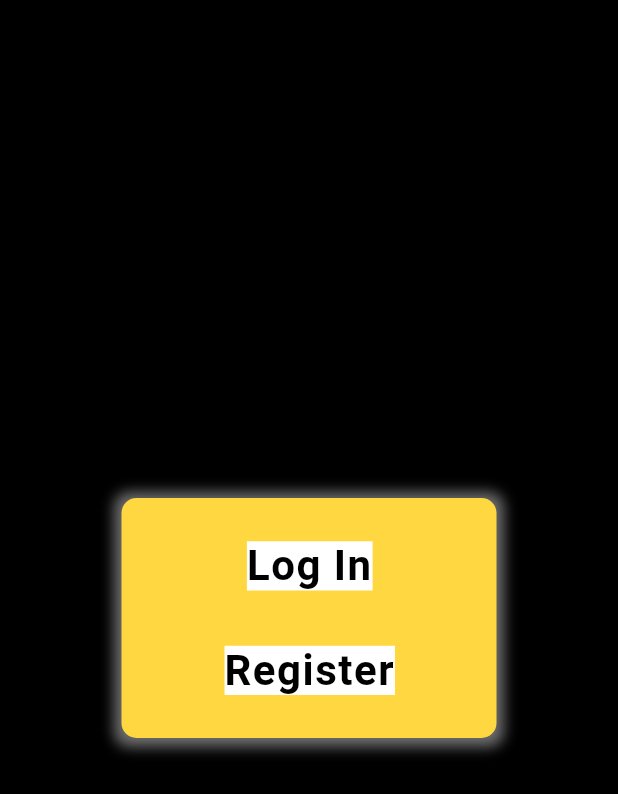
After one commit to realalyeasin/user_profile, a Flutter app: the screen it shows after launch, after a tap on "Log Out", on a phone screen of 412 x 824 dp. The commit adds this screen. Shown: the top 794 px of the screen. Run offline on Flutter 3.47's test engine with Material 2 defaults, Android fonts, the phone set to English and light mode, and no system bars.

Commit message:
user_profile

```diff
--- /dev/null
+++ b/lib/logout_login_page.dart
@@ -0,0 +1,67 @@
+import 'package:flutter/material.dart';
+
+class LogoutLogin extends StatefulWidget {
+  const LogoutLogin({Key? key}) : super(key: key);
+
+  @override
+  _LogoutLoginState createState() => _LogoutLoginState();
+}
+
+class _LogoutLoginState extends State<LogoutLogin> {
+  @override
+  Widget build(BuildContext context) {
+    return Scaffold(
+        backgroundColor: Colors.black,
+        body: Center(
+          child: Column(
+            mainAxisSize: MainAxisSize.min,
+            children: [
+              Container(
+                height: 160,
+                width: 250,
+                decoration: BoxDecoration(
+                    color: Colors.amberAccent,
+                    borderRadius: BorderRadius.circular(10),
+                    boxShadow: [
+                      BoxShadow(
+                        color: Colors.grey.withOpacity(.7),
+                        spreadRadius: 5,
+                        blurRadius: 7,
+                        offset: Offset(0, 1),
+                      )
+                    ]),
+                child: Column(
+                  mainAxisAlignment: MainAxisAlignment.spaceEvenly,
+                  children: [
+                    TextButton(
+                        onPressed: () {
+                          Navigator.pop(context);
+                        },
+                        child: Text(
+                          'Log In',
+                          style: TextStyle(
+                              color: Colors.black,
+                              backgroundColor: Colors.white,
+                              fontSize: 28,
+                              letterSpacing: 1,
+                              fontWeight: FontWeight.bold),
+                        )),
+                    TextButton(
+                        onPressed: () {},
+                        child: Text(
+                          'Register',
+                          style: TextStyle(
+                              color: Colors.black,
+                              backgroundColor: Colors.white,
+                              fontSize: 28,
+                              letterSpacing: 1,
+                              fontWeight: FontWeight.bold),
+                        ))
+                  ],
+                ),
+              )
+            ],
+          ),
+        ));
+  }
+}
--- a/lib/user_profile.dart
+++ b/lib/user_profile.dart
@@ -1,4 +1,6 @@
 import 'package:flutter/material.dart';
+
+import 'logout_login_page.dart';
 
 class UserProfile extends StatelessWidget {
   const UserProfile({Key? key}) : super(key: key);
@@ -43,7 +45,9 @@ class UserProfile extends StatelessWidget {
             BottomNavigationBarItem(
                 icon: Icon(Icons.home), title: Text('Home')),
             BottomNavigationBarItem(
-                icon: Icon(Icons.settings), title: Text('Settings'),),
+              icon: Icon(Icons.settings),
+              title: Text('Settings'),
+            ),
           ],
         ),
         drawer: Drawer(
@@ -58,7 +62,10 @@ class UserProfile extends StatelessWidget {
                     child: Container(
                       width: double.infinity,
                       color: Colors.amberAccent,
-                      child: Icon(Icons.account_box, size: 150,),
+                      child: Icon(
+                        Icons.account_box,
+                        size: 150,
+                      ),
                     )),
               ),
               Divider(
@@ -205,6 +212,13 @@ class UserProfile extends StatelessWidget {
                     Positioned(
                         top: 135,
                         left: 180,
+                        child: TextButton(
+                            onPressed: () {
+                              Navigator.push(
+                                  context,
+                                  MaterialPageRoute(
+                                      builder: (context) => LogoutLogin()));
+                            },
                             child: Text(
                               'Log Out',
                               style: TextStyle(
@@ -212,7 +226,7 @@ class UserProfile extends StatelessWidget {
                                   fontSize: 20,
                                   letterSpacing: 1,
                                   fontWeight: FontWeight.bold),
-                        ))
+                            )))
                   ],
                 ),
                 SizedBox(
@@ -296,7 +310,7 @@ class UserProfile extends StatelessWidget {
                       color: Colors.black,
                     ),
                     title: Text(
-                      'Cards nd Payment',
+                      'Cards and Payment',
                       style: TextStyle(
                           color: Colors.black, fontWeight: FontWeight.bold),
                     ),
```
Lines whose indentation alone changed are shown as unchanged.
